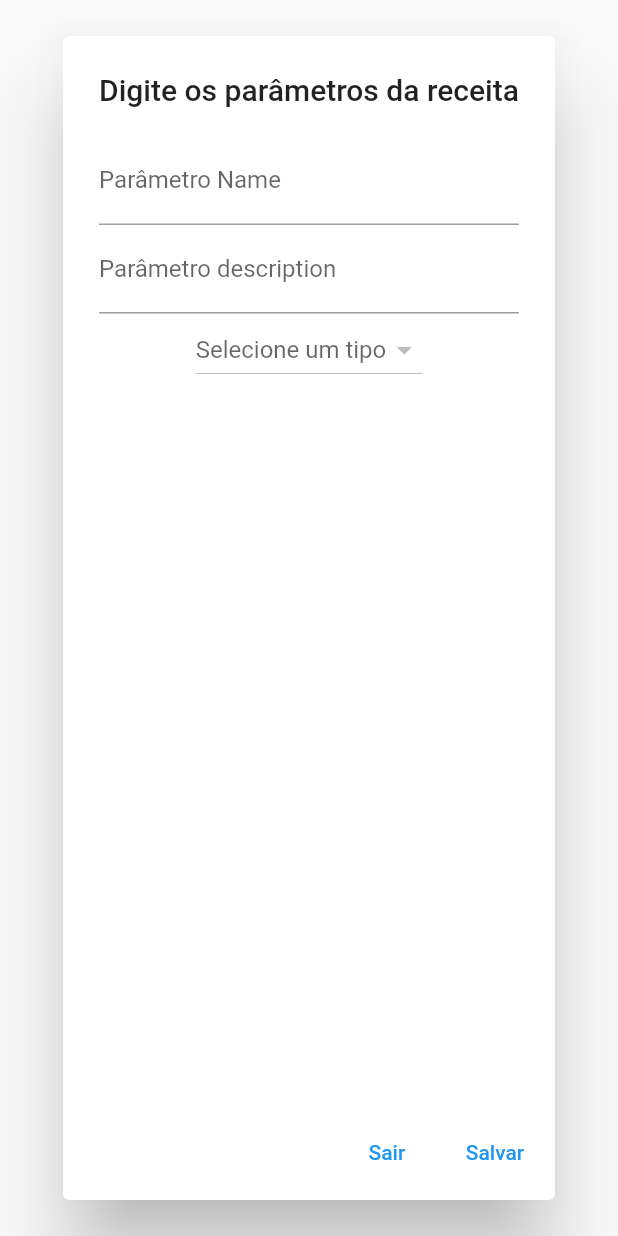
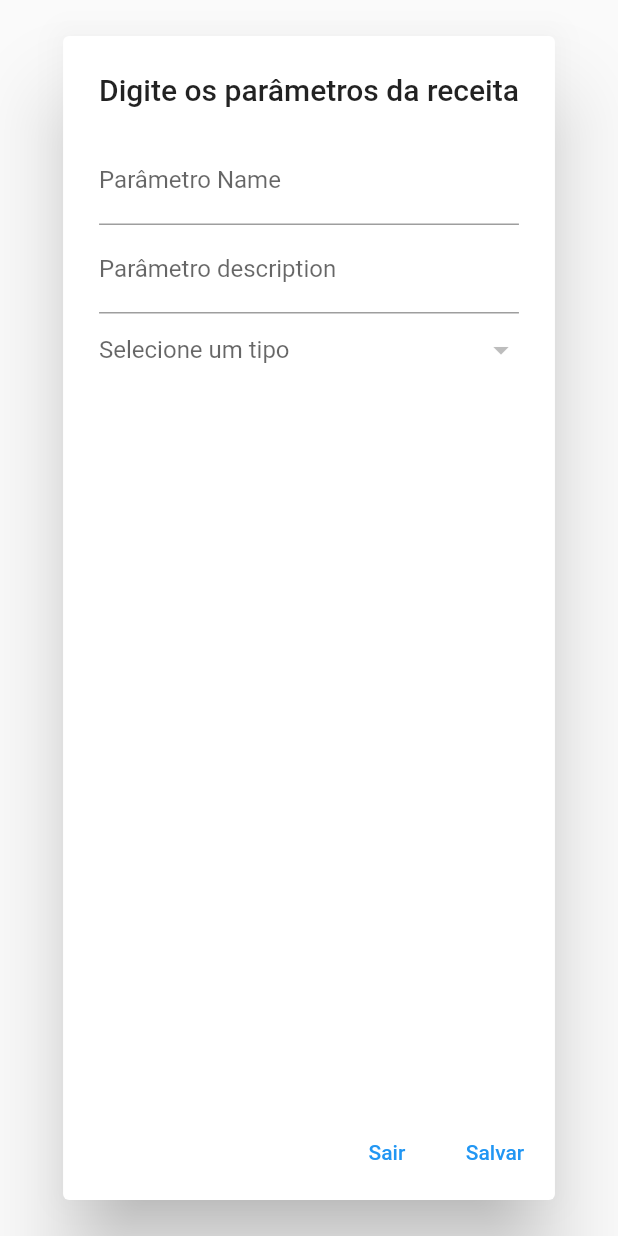
Before and after one commit to MatheusChristmann/baitafome, a Flutter app: the AddRecipeDialog widget shown alone on an empty page, opened directly, on a phone screen of 412 x 824 dp. Run offline on Flutter 3.47's test engine with Material 2 defaults, Android fonts, the phone set to English and light mode, and no system bars; our stand-ins replace floor, sqflite; missing offline and left inert: dart:ffi, window_manager; accounts and stored records are empty; generated files the repository leaves out were written again.

Commit message:
ajustes no addrecipe.dart

```diff
--- a/lib/pages/addrecipe.dart
+++ b/lib/pages/addrecipe.dart
@@ -54,7 +54,9 @@ class _AddRecipeDialogState extends State<AddRecipeDialog> {
             controller: descriptionController,
             decoration: InputDecoration(labelText: 'Parâmetro description'),
           ),
-          DropdownButton<Type>(
+          SizedBox(
+              width: double.infinity,
+              child: DropdownButton<Type>(
                 hint: Text('Selecione um tipo'),
                 value: selectedType,
                 onChanged: (Type? value) {
@@ -68,7 +70,9 @@ class _AddRecipeDialogState extends State<AddRecipeDialog> {
                     child: Text(type.description),
                   );
                 }).toList(),
-          ),
+                isExpanded: true,
+                underline: Container(), //Tira a linha de baixo
+              ))
         ],
       ),
       actions: [
```
Lines whose indentation alone changed are shown as unchanged.
